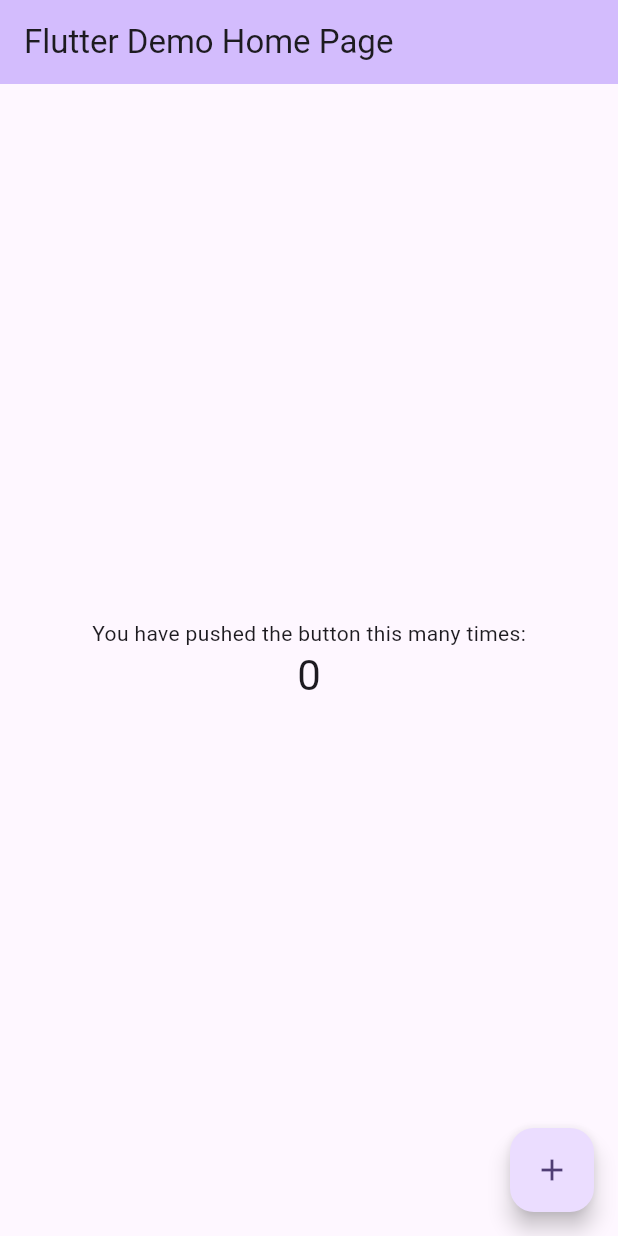
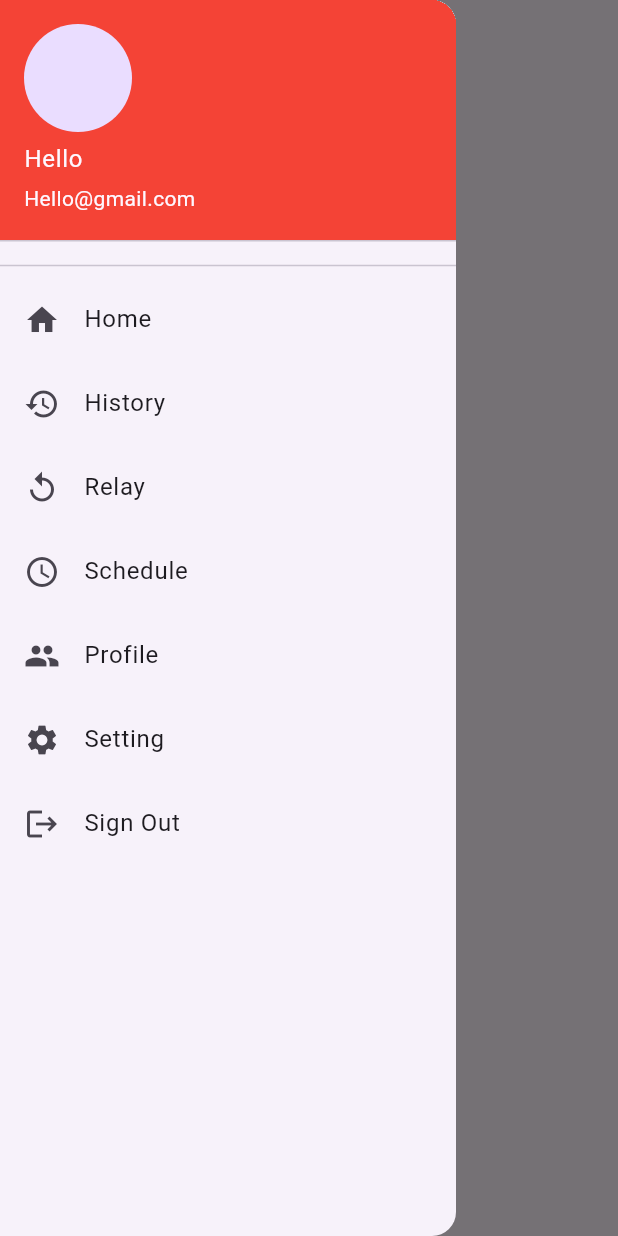
Before and after one commit to Trungnguyen3101nht/Frontend_daktmt, a Flutter app: the screen it shows after launch, with the side drawer open (before the commit the screen has no drawer), on a phone screen of 412 x 824 dp. Run offline on Flutter 3.47's test engine with Material 3 defaults, Android fonts, the phone set to English and light mode, and no system bars.

Commit message:
Tổ chức chương trình

```diff
--- a/lib/main.dart
+++ b/lib/main.dart
@@ -1,125 +1,62 @@
 import 'package:flutter/material.dart';
+import 'package:frontend_daktmt/nav_bar/nav_bar_left.dart';
+import 'package:frontend_daktmt/pages/history/history.dart';
+import 'package:frontend_daktmt/pages/home/home.dart';
+import 'package:frontend_daktmt/pages/profile/profile.dart';
+import 'package:frontend_daktmt/pages/relay/relay.dart';
+import 'package:frontend_daktmt/pages/schedule/schedule.dart';
+import 'package:frontend_daktmt/pages/setting/setting.dart';
 
 void main() {
   runApp(const MyApp());
 }
 
-class MyApp extends StatelessWidget {
+class MyApp extends StatefulWidget {
   const MyApp({super.key});
 
-  // This widget is the root of your application.
+  @override
+  State<MyApp> createState() => _MyAppState();
+}
+
+class _MyAppState extends State<MyApp> {
   @override
   Widget build(BuildContext context) {
     return MaterialApp(
-      title: 'Flutter Demo',
-      theme: ThemeData(
-        // This is the theme of your application.
-        //
-        // TRY THIS: Try running your application with "flutter run". You'll see
-        // the application has a purple toolbar. Then, without quitting the app,
-        // try changing the seedColor in the colorScheme below to Colors.green
-        // and then invoke "hot reload" (save your changes or press the "hot
-        // reload" button in a Flutter-supported IDE, or press "r" if you used
-        // the command line to start the app).
-        //
-        // Notice that the counter didn't reset back to zero; the application
-        // state is not lost during the reload. To reset the state, use hot
-        // restart instead.
-        //
-        // This works for code too, not just values: Most code changes can be
-        // tested with just a hot reload.
-        colorScheme: ColorScheme.fromSeed(seedColor: Colors.deepPurple),
-        useMaterial3: true,
-      ),
-      home: const MyHomePage(title: 'Flutter Demo Home Page'),
+      debugShowCheckedModeBanner: false,
+      routes: {
+        '/': (context) => const HomeScreen(),
+        '/home': (context) => const HomeScreen(),
+        '/history': (context) => const HistoryScreen(),
+        '/relay': (context) => const RelayScreen(),
+        '/schedule': (context) => const ScheduleScreen(),
+        '/profile': (context) => const ProfileScreen(),
+        '/settings': (context) => const SettingsScreen(),
+      },
     );
   }
 }
 
-class MyHomePage extends StatefulWidget {
-  const MyHomePage({super.key, required this.title});
-
-  // This widget is the home page of your application. It is stateful, meaning
-  // that it has a State object (defined below) that contains fields that affect
-  // how it looks.
-
-  // This class is the configuration for the state. It holds the values (in this
-  // case the title) provided by the parent (in this case the App widget) and
-  // used by the build method of the State. Fields in a Widget subclass are
-  // always marked "final".
-
-  final String title;
-
-  @override
-  State<MyHomePage> createState() => _MyHomePageState();
+class SearchScreen {
+  const SearchScreen();
 }
 
-class _MyHomePageState extends State<MyHomePage> {
-  int _counter = 0;
-
-  void _incrementCounter() {
-    setState(() {
-      // This call to setState tells the Flutter framework that something has
-      // changed in this State, which causes it to rerun the build method below
-      // so that the display can reflect the updated values. If we changed
-      // _counter without calling setState(), then the build method would not be
-      // called again, and so nothing would appear to happen.
-      _counter++;
-    });
-  }
+class MainPage extends StatelessWidget {
+  const MainPage({super.key});
 
   @override
   Widget build(BuildContext context) {
-    // This method is rerun every time setState is called, for instance as done
-    // by the _incrementCounter method above.
-    //
-    // The Flutter framework has been optimized to make rerunning build methods
-    // fast, so that you can just rebuild anything that needs updating rather
-    // than having to individually change instances of widgets.
     return Scaffold(
+      drawer: const Navbar_left(),
       appBar: AppBar(
-        // TRY THIS: Try changing the color here to a specific color (to
-        // Colors.amber, perhaps?) and trigger a hot reload to see the AppBar
-        // change color while the other colors stay the same.
-        backgroundColor: Theme.of(context).colorScheme.inversePrimary,
-        // Here we take the value from the MyHomePage object that was created by
-        // the App.build method, and use it to set our appbar title.
-        title: Text(widget.title),
+        title: const Text('Navigation drawer'),
+        backgroundColor: Colors.green,
       ),
-      body: Center(
-        // Center is a layout widget. It takes a single child and positions it
-        // in the middle of the parent.
-        child: Column(
-          // Column is also a layout widget. It takes a list of children and
-          // arranges them vertically. By default, it sizes itself to fit its
-          // children horizontally, and tries to be as tall as its parent.
-          //
-          // Column has various properties to control how it sizes itself and
-          // how it positions its children. Here we use mainAxisAlignment to
-          // center the children vertically; the main axis here is the vertical
-          // axis because Columns are vertical (the cross axis would be
-          // horizontal).
-          //
-          // TRY THIS: Invoke "debug painting" (choose the "Toggle Debug Paint"
-          // action in the IDE, or press "p" in the console), to see the
-          // wireframe for each widget.
-          mainAxisAlignment: MainAxisAlignment.center,
-          children: <Widget>[
-            const Text(
-              'You have pushed the button this many times:',
-            ),
-            Text(
-              '$_counter',
-              style: Theme.of(context).textTheme.headlineMedium,
-            ),
-          ],
+      body: const Center(
+        child: Text(
+          'Main page',
+          style: TextStyle(fontSize: 40),
         ),
       ),
-      floatingActionButton: FloatingActionButton(
-        onPressed: _incrementCounter,
-        tooltip: 'Increment',
-        child: const Icon(Icons.add),
-      ), // This trailing comma makes auto-formatting nicer for build methods.
     );
   }
 }
--- /dev/null
+++ b/lib/nav_bar/nav_bar_left.dart
@@ -0,0 +1,72 @@
+import 'package:flutter/material.dart';
+
+// ignore: camel_case_types
+class Navbar_left extends StatelessWidget {
+  const Navbar_left({super.key});
+
+  @override
+  Widget build(BuildContext context) {
+    return Drawer(
+      child: ListView(
+        padding: EdgeInsets.zero,
+        children: [
+          const UserAccountsDrawerHeader(
+            accountName: Text('Hello'),
+            accountEmail: Text('Hello@gmail.com'),
+            currentAccountPicture: CircleAvatar(
+              child: ClipOval(
+                  // child: Image.asset('images/profile.jpg'),
+                  ),
+            ),
+            decoration: BoxDecoration(
+              color: Colors.red,
+              // image: DecorationImage(image: AssetImage(''),fit: Boxfit.cover)
+            ),
+          ),
+          const Divider(),
+          ListTile(
+              leading: const Icon(Icons.home),
+              title: const Text('Home'),
+              onTap: () {
+                Navigator.pushReplacementNamed(context, '/home');
+              }),
+          ListTile(
+              leading: const Icon(Icons.history),
+              title: const Text('History'),
+              onTap: () {
+                Navigator.pushReplacementNamed(context, '/history');
+              }),
+          ListTile(
+              leading: const Icon(Icons.replay),
+              title: const Text('Relay'),
+              onTap: () {
+                Navigator.pushReplacementNamed(context, '/relay');
+              }),
+          ListTile(
+              leading: const Icon(Icons.schedule),
+              title: const Text('Schedule'),
+              onTap: () {
+                Navigator.pushReplacementNamed(context, '/schedule');
+              }),
+          ListTile(
+              leading: const Icon(Icons.people),
+              title: const Text('Profile'),
+              onTap: () {
+                Navigator.pushReplacementNamed(context, '/profile');
+              }),
+          ListTile(
+              leading: const Icon(Icons.settings),
+              title: const Text('Setting'),
+              onTap: () {
+                Navigator.pushReplacementNamed(context, '/setting');
+              }),
+          ListTile(
+              leading: const Icon(Icons.logout),
+              title: const Text('Sign Out'),
+              // ignore: avoid_print
+              onTap: () => print('Logout tapped')),
+        ],
+      ),
+    );
+  }
+}
--- /dev/null
+++ b/lib/pages/home/home.dart
@@ -0,0 +1,19 @@
+import 'package:flutter/material.dart';
+import 'package:frontend_daktmt/nav_bar/nav_bar_left.dart';
+
+class HomeScreen extends StatelessWidget {
+  const HomeScreen({super.key});
+
+  @override
+  Widget build(BuildContext context) {
+    return Scaffold(
+      drawer: const Navbar_left(),
+      appBar: AppBar(
+        title: const Text('Home'),
+      ),
+      body: const Center(
+        child: Text('This is home page'),
+      ),
+    );
+  }
+}
--- a/pubspec.yaml
+++ b/pubspec.yaml
@@ -35,6 +35,7 @@ dependencies:
   # The following adds the Cupertino Icons font to your application.
   # Use with the CupertinoIcons class for iOS style icons.
   cupertino_icons: ^1.0.8
+  http: ^1.2.2
 
 dev_dependencies:
   flutter_test:
```
Also changed, not shown: lib/pages/history/history.dart (added, +19 -0 lines), lib/pages/profile/profile.dart (added, +19 -0 lines), lib/pages/relay/relay.dart (added, +19 -0 lines), lib/pages/schedule/schedule.dart (added, +19 -0 lines), lib/pages/setting/setting.dart (added, +19 -0 lines), lib/nav_bar/nav_bar_right.dart (added), lib/pages/login/forget_pass.dart (added), lib/pages/login/register.dart (added), lib/pages/login/sign_in.dart (added), pubspec.lock, 2 other files.
